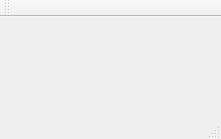
Before: the Qt Designer form Blue/mainwindow.ui in AmiditeX/Blue, drawn with Qt 5.
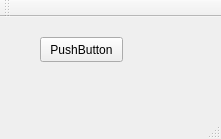
After: the same form once the commit is applied.

Diff of the .ui file:
```diff
--- a/Blue/mainwindow.ui
+++ b/Blue/mainwindow.ui
@@ -13,7 +13,21 @@
   <property name="windowTitle">
    <string>MainWindow</string>
   </property>
-  <widget class="QWidget" name="centralWidget"/>
+  <widget class="QWidget" name="centralWidget">
+   <widget class="QPushButton" name="pushButton">
+    <property name="geometry">
+     <rect>
+      <x>40</x>
+      <y>20</y>
+      <width>83</width>
+      <height>25</height>
+     </rect>
+    </property>
+    <property name="text">
+     <string>PushButton</string>
+    </property>
+   </widget>
+  </widget>
   <widget class="QMenuBar" name="menuBar">
    <property name="geometry">
     <rect>
```
Left out of the diff: 2 changed lines with no effect on the pictures.
